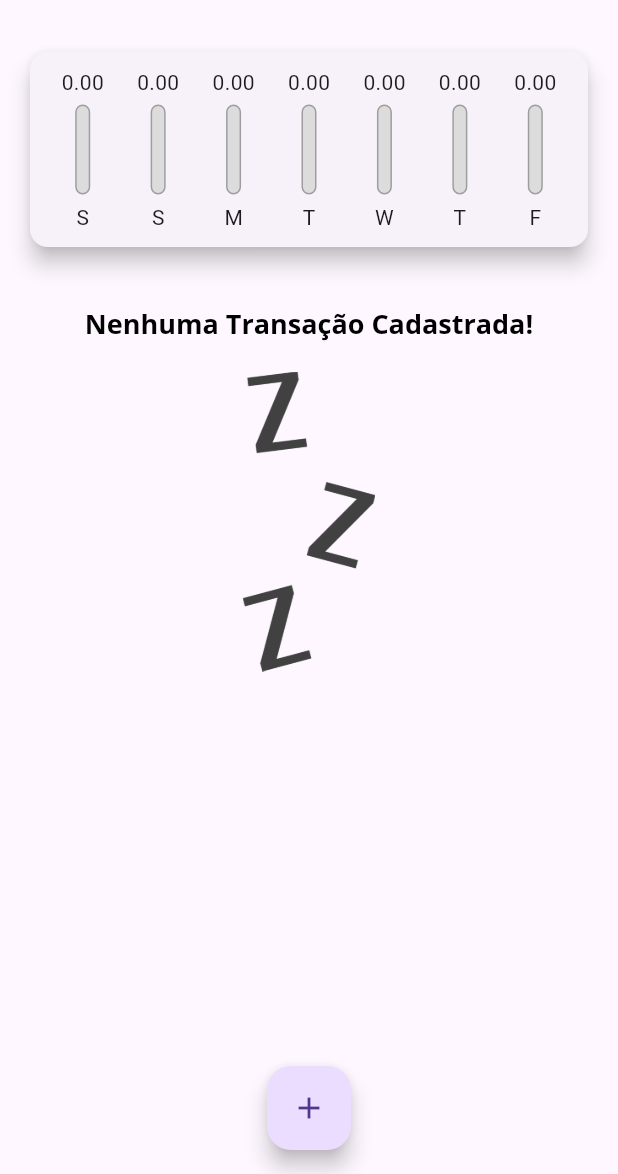
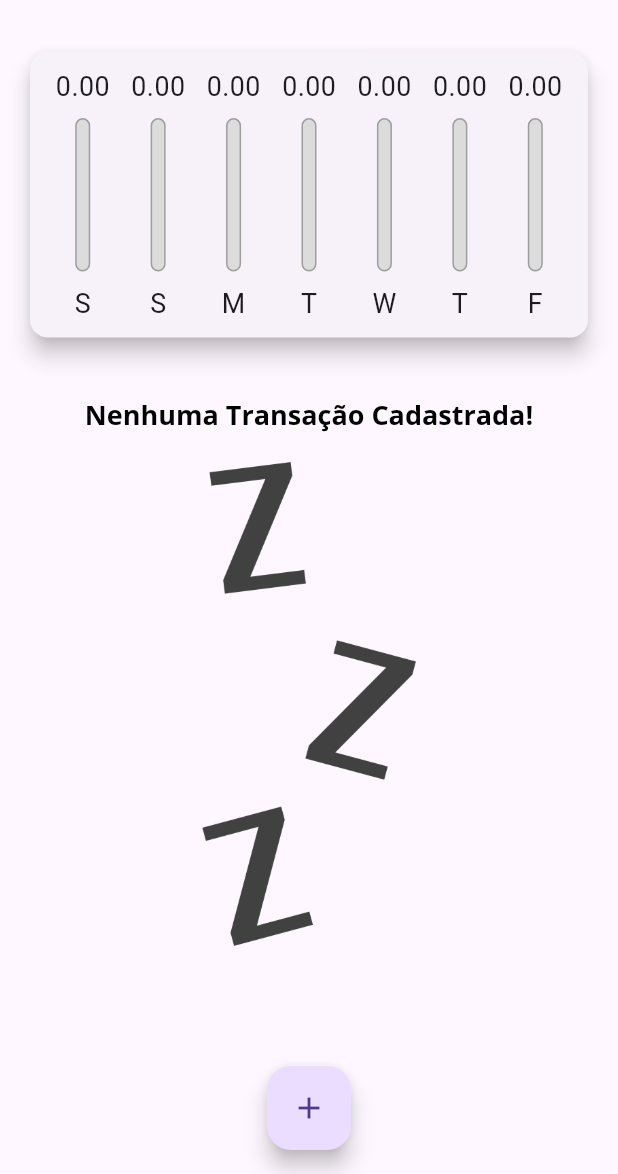
Before and after one commit to thyagohbs/despesas_pessoais, a Flutter app: the screen it shows after launch, on a phone screen of 412 x 824 dp, the part 62-1236 px from its top. Run offline on Flutter 3.47's test engine with Material 3 defaults, Android fonts, the phone set to English and light mode, and no system bars.

Commit message:
commit media query

```diff
--- a/expenses/lib/components/chart_bar.dart
+++ b/expenses/lib/components/chart_bar.dart
@@ -14,17 +14,19 @@ class ChartBar extends StatelessWidget {
 
   @override
   Widget build(BuildContext context) {
+    return LayoutBuilder(
+      builder: (ctx, constraints) {
         return Column(
           children: [
             SizedBox(
-          height: 20,
+              height: constraints.maxHeight * 0.15,
               child: FittedBox(
                 child: Text('${value!.toStringAsFixed(2)}'),
               ),
             ),
-        const SizedBox(height: 5),
+            SizedBox(height: constraints.maxHeight * 0.05),
             SizedBox(
-          height: 60,
+              height: constraints.maxHeight * 0.6,
               width: 10,
               child: Stack(
                 alignment: Alignment.bottomCenter,
@@ -51,9 +53,16 @@ class ChartBar extends StatelessWidget {
                 ],
               ),
             ),
-        const SizedBox(height: 5),
-        Text(label!),
+            SizedBox(height: constraints.maxHeight * 0.05),
+            SizedBox(
+              height: constraints.maxHeight * 0.15,
+              child: FittedBox(
+                child: Text(label!),
+              ),
+            ),
           ],
+        );
+      },
     );
   }
 }
--- a/expenses/lib/components/transaction_list.dart
+++ b/expenses/lib/components/transaction_list.dart
@@ -11,10 +11,10 @@ class TransactionList extends StatelessWidget {
 
   @override
   Widget build(BuildContext context) {
-    return SizedBox(
-      height: 430,
-      child: transactions.isEmpty
-          ? Column(
+    return transactions.isEmpty
+        ? LayoutBuilder(
+            builder: (ctx, constraints) {
+              return Column(
                 children: [
                   const SizedBox(height: 20),
                   Text(
@@ -23,13 +23,15 @@ class TransactionList extends StatelessWidget {
                   ),
                   const SizedBox(height: 20),
                   SizedBox(
-                  height: 200,
+                    height: constraints.maxHeight * 0.6,
                     child: Image.asset(
                       'assets/images/waiting.png',
                       fit: BoxFit.cover,
                     ),
                   ),
                 ],
+              );
+            },
           )
         : ListView.builder(
             itemCount: transactions.length,
@@ -64,15 +66,24 @@ class TransactionList extends StatelessWidget {
                     subtitle: Text(
                       DateFormat('d MMM y').format(tr.date),
                     ),
-                    trailing: IconButton(
+                    trailing: MediaQuery.of(context).size.width > 480
+                        ? TextButton.icon(
+                            onPressed: () => onRemove(tr.id),
+                            icon: Icon(Icons.delete,
+                                color: Theme.of(context).errorColor),
+                            label: Text(
+                              'Excluir',
+                              style: TextStyle(
+                                  color: Theme.of(context).errorColor),
+                            ),
+                          )
+                        : IconButton(
                             icon: const Icon(Icons.delete),
                             color: Theme.of(context).errorColor,
                             onPressed: () => onRemove(tr.id),
-                    ),
-                  ),
+                          )),
               );
             },
-            ),
           );
   }
 }
--- a/expenses/lib/main.dart
+++ b/expenses/lib/main.dart
@@ -54,6 +54,7 @@ class MyHomePage extends StatefulWidget {
 
 class _MyHomePageState extends State<MyHomePage> {
   final List<Transaction> _transactions = [];
+  bool _showChart = false;
 
   List<Transaction> get _recentTransactions {
     return _transactions.where((tr) {
@@ -95,22 +96,63 @@ class _MyHomePageState extends State<MyHomePage> {
 
   @override
   Widget build(BuildContext context) {
-    return Scaffold(
-      appBar: AppBar(
+    final mediaQuery = MediaQuery.of(context);
+    bool isLandscape = mediaQuery.orientation == Orientation.landscape;
+
+    final appBar = AppBar(
       title: const Text('Despesas Pessoais'),
       actions: [
+        if (isLandscape)
+          IconButton(
+            icon: Icon(_showChart ? Icons.list : Icons.show_chart),
+            onPressed: () {
+              setState(() {
+                _showChart = !_showChart;
+              });
+            },
+          ),
         IconButton(
           icon: const Icon(Icons.add),
           onPressed: () => _openTransactionFormModal(context),
         ),
       ],
-      ),
+    );
+
+    final availableHeight = mediaQuery.size.height -
+        appBar.preferredSize.height -
+        mediaQuery.padding.top;
+
+    return Scaffold(
+      appBar: appBar,
       body: SingleChildScrollView(
         child: Column(
           crossAxisAlignment: CrossAxisAlignment.stretch,
           children: [
-            Chart(_recentTransactions),
-            TransactionList(_transactions, _removeTransaction),
+            // if (isLandscape)
+            //   Row(
+            //     mainAxisAlignment: MainAxisAlignment.center,
+            //     children: [
+            //       const Text('Exibir Gráfico'),
+            //       Switch(
+            //         value: _showChart,
+            //         onChanged: (value) {
+            //           setState(() {
+            //             _showChart = value;
+            //           });
+            //         },
+            //       ),
+            //     ],
+            //   ),
+            if (_showChart || !isLandscape)
+              SizedBox(
+                height: availableHeight * (isLandscape ? 0.8 : 0.3),
+                child: Chart(_recentTransactions),
+              ),
+            if (!_showChart || !isLandscape)
+              SizedBox(
+                height: availableHeight * (isLandscape ? 1 : 0.7),
+                child: TransactionList(_transactions, _removeTransaction),
+              ),
           ],
         ),
       ),
```
Also changed, not shown: expenses/lib/components/transaction_form.dart (+9 -2 lines). Lines whose indentation alone changed are shown as unchanged.
